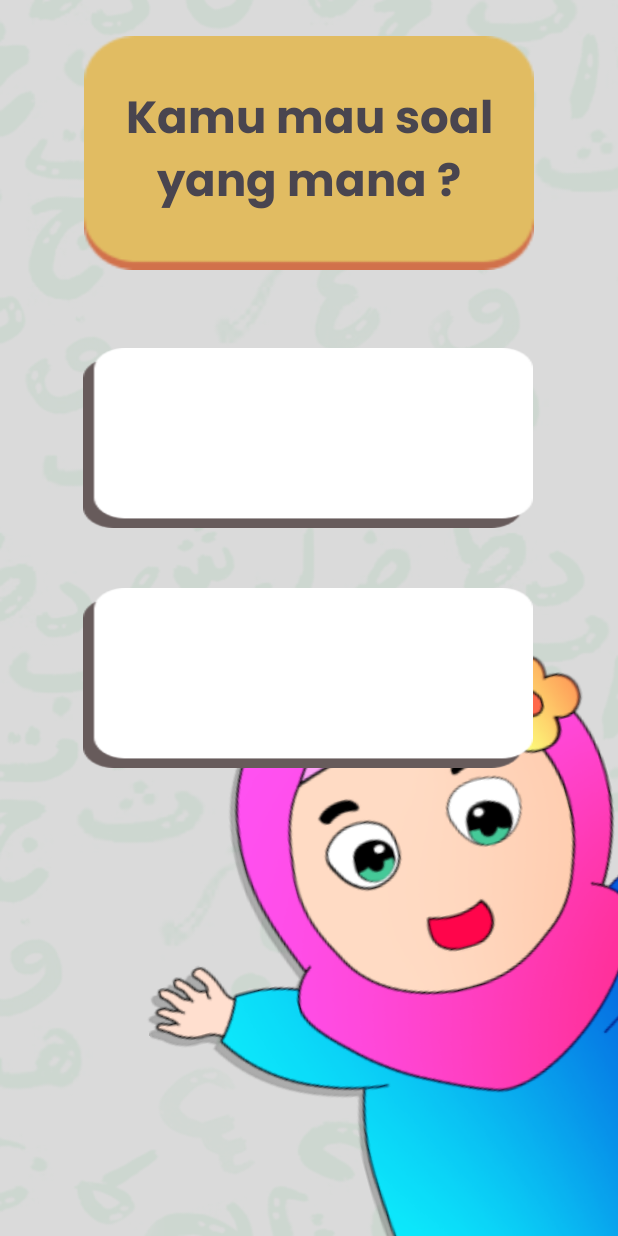
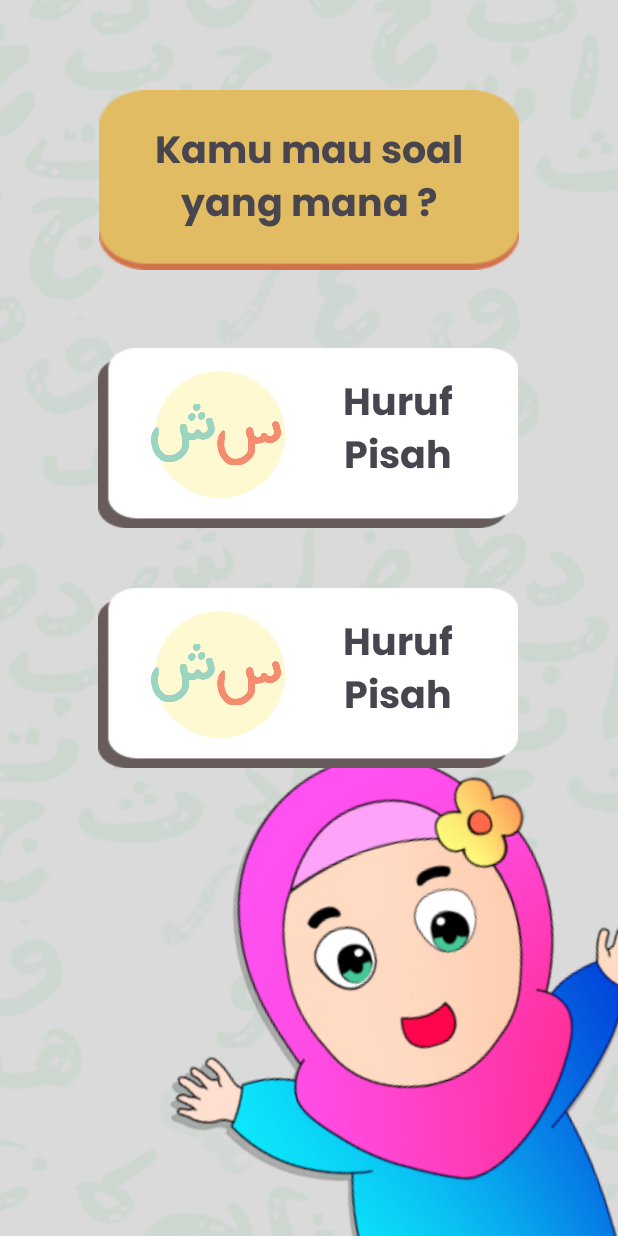
Before and after one commit to AsimaPrimaYohanaT/HijaiyahKu_New, an Android app: the ChooseQuest screen opened directly, with no data from a screen before it, on a phone screen of 412 x 824 dp. Run offline under Robolectric (Android 15) with nearby library versions, the phone set to English and light mode, and no system bars.

Commit message:
feat: add layout choose quest

```diff
--- a/app/src/main/AndroidManifest.xml
+++ b/app/src/main/AndroidManifest.xml
@@ -14,13 +14,14 @@
         tools:targetApi="31">
         <activity
             android:name=".ChooseQuest"
-            android:exported="false" />
+            android:exported="true" >
+
+        </activity>
         <activity
             android:name=".MainActivity"
             android:exported="true">
             <intent-filter>
                 <action android:name="android.intent.action.MAIN" />
-
                 <category android:name="android.intent.category.LAUNCHER" />
             </intent-filter>
         </activity>
--- a/app/src/main/res/layout/activity_choose_quest.xml
+++ b/app/src/main/res/layout/activity_choose_quest.xml
@@ -9,12 +9,12 @@
 
     <androidx.constraintlayout.widget.ConstraintLayout
         android:id="@+id/asset_5_1"
-        android:layout_width="300dp"
-        android:layout_height="156dp"
+        android:layout_width="280dp"
+        android:layout_height="120dp"
         android:layout_alignParentLeft="true"
         android:layout_alignParentTop="true"
         android:padding="18dp"
-        android:layout_marginTop="24dp"
+        android:layout_marginTop="60dp"
         android:background="@drawable/bg_wood"
         app:layout_constraintBottom_toTopOf="@+id/linearLayoutCompat"
         app:layout_constraintEnd_toEndOf="parent"
@@ -28,7 +28,7 @@
             android:layout_width="wrap_content"
             android:layout_height="wrap_content"
             android:text="Kamu mau soal yang mana ?"
-            android:textSize="30dp"
+            android:textSize="25dp"
             app:layout_constraintTop_toTopOf="@id/asset_5_1"
             app:layout_constraintBottom_toBottomOf="@id/asset_5_1"
             app:layout_constraintLeft_toLeftOf="@id/asset_5_1"
@@ -39,10 +39,10 @@
 
     <View
         android:id="@+id/asset_3_1"
-        android:layout_width="wrap_content"
-        android:layout_height="430dp"
-        android:layout_marginStart="92dp"
-        android:layout_marginTop="240dp"
+        android:layout_width="341dp"
+        android:layout_height="400dp"
+        android:layout_marginStart="108dp"
+        android:layout_marginTop="320dp"
         android:background="@drawable/asset1"
         android:rotation="-15"
         app:layout_constraintStart_toStartOf="parent"
@@ -50,25 +50,49 @@
 
     <androidx.appcompat.widget.LinearLayoutCompat
         android:id="@+id/linearLayoutCompat"
-        android:layout_width="300dp"
+        android:layout_width="280dp"
         android:layout_height="120dp"
         android:layout_marginTop="52dp"
         android:background="@drawable/bg_kind_quest"
-        android:orientation="vertical"
-
+        android:orientation="horizontal"
         app:layout_constraintEnd_toEndOf="parent"
         app:layout_constraintHorizontal_bias="0.495"
         app:layout_constraintStart_toStartOf="parent"
-        app:layout_constraintTop_toBottomOf="@+id/asset_5_1"/>
+        app:layout_constraintTop_toBottomOf="@+id/asset_5_1">
+        <ImageView
+            android:paddingLeft="20dp"
+            android:paddingTop="15dp"
+            android:paddingBottom="20dp"
+            android:src="@drawable/pisah"
+            android:layout_width="0dp"
+            android:layout_height="match_parent"
+            android:layout_weight="1"/>
+
+
+        <TextView
+
+            android:paddingTop="10dp"
+            android:paddingBottom="18dp"
+            android:paddingRight="20dp"
+            android:textSize="25dp"
+            android:fontFamily="@font/poppins_bold"
+            android:gravity="center"
+            android:textAlignment="center"
+            android:text="Huruf Pisah"
+            android:layout_width="0dp"
+            android:layout_height="match_parent"
+            android:layout_weight="1">
+        </TextView>
+    </androidx.appcompat.widget.LinearLayoutCompat>
 
     <androidx.appcompat.widget.LinearLayoutCompat
         android:id="@+id/linearLayoutCompat2"
-        android:layout_width="300dp"
+        android:layout_width="280dp"
         android:layout_height="120dp"
 
         android:layout_marginTop="40dp"
         android:background="@drawable/bg_kind_quest"
-        android:orientation="vertical"
+        android:orientation="horizontal"
 
         app:layout_constraintBottom_toBottomOf="parent"
         app:layout_constraintEnd_toEndOf="parent"
@@ -77,7 +101,30 @@
         app:layout_constraintStart_toStartOf="parent"
         app:layout_constraintTop_toBottomOf="@+id/linearLayoutCompat"
         app:layout_constraintVertical_bias="0.0">
+        <ImageView
+            android:paddingLeft="20dp"
+            android:paddingTop="15dp"
+            android:paddingBottom="20dp"
+            android:src="@drawable/pisah"
+            android:layout_width="0dp"
+            android:layout_height="match_parent"
+            android:layout_weight="1"/>
 
+
+        <TextView
+
+            android:paddingTop="10dp"
+            android:paddingBottom="18dp"
+            android:paddingRight="20dp"
+            android:textSize="25dp"
+            android:fontFamily="@font/poppins_bold"
+            android:gravity="center"
+            android:textAlignment="center"
+            android:text="Huruf Pisah"
+            android:layout_width="0dp"
+            android:layout_height="match_parent"
+            android:layout_weight="1">
+        </TextView>
     </androidx.appcompat.widget.LinearLayoutCompat>
 
 
```
Also changed, not shown: app/src/main/res/drawable/pisah.png (added).
